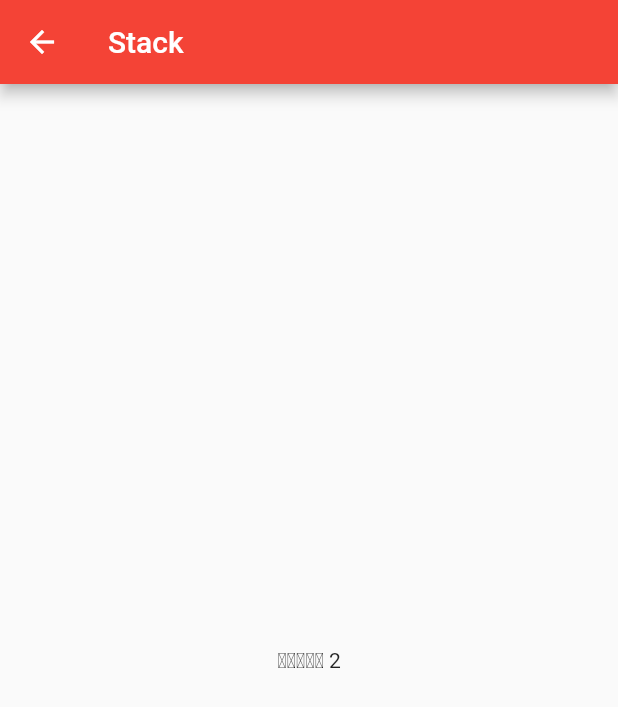
After one commit to saypadith/flutter_class_2nd_semester_2022, a Flutter app: the screen it shows after launch, after a tap on "Second Screen", on a phone screen of 412 x 824 dp. The commit adds this screen. Shown: the top 707 px of the screen. Run offline on Flutter 3.47's test engine with Material 2 defaults, Android fonts, the phone set to English and light mode, and no system bars.

Commit message:
add second screen

```diff
--- a/lib/home_screen.dart
+++ b/lib/home_screen.dart
@@ -1,4 +1,5 @@
 import 'package:flutter/material.dart';
+import 'package:flutter_ceit/screens/second_screen.dart';
 
 class HomeScreen extends StatelessWidget {
   const HomeScreen({super.key});
@@ -77,6 +78,17 @@ class HomeScreen extends StatelessWidget {
               ),
             ],
           ),
+          ElevatedButton(
+            onPressed: () {
+              Navigator.push(
+                context,
+                MaterialPageRoute(
+                  builder: (context) => SecondScreen(),
+                ),
+              );
+            },
+            child: const Text("Second Screen"),
+          )
         ],
       ),
     );
--- /dev/null
+++ b/lib/screens/second_screen.dart
@@ -0,0 +1,17 @@
+import 'package:flutter/material.dart';
+
+class SecondScreen extends StatelessWidget {
+  const SecondScreen({super.key});
+
+  @override
+  Widget build(BuildContext context) {
+    return Scaffold(
+      appBar: AppBar(title: Text("Stack")),
+      body: Container(
+        child: Center(
+          child: Text("ໜ້າທີ 2"),
+        ),
+      ),
+    );
+  }
+}
```
